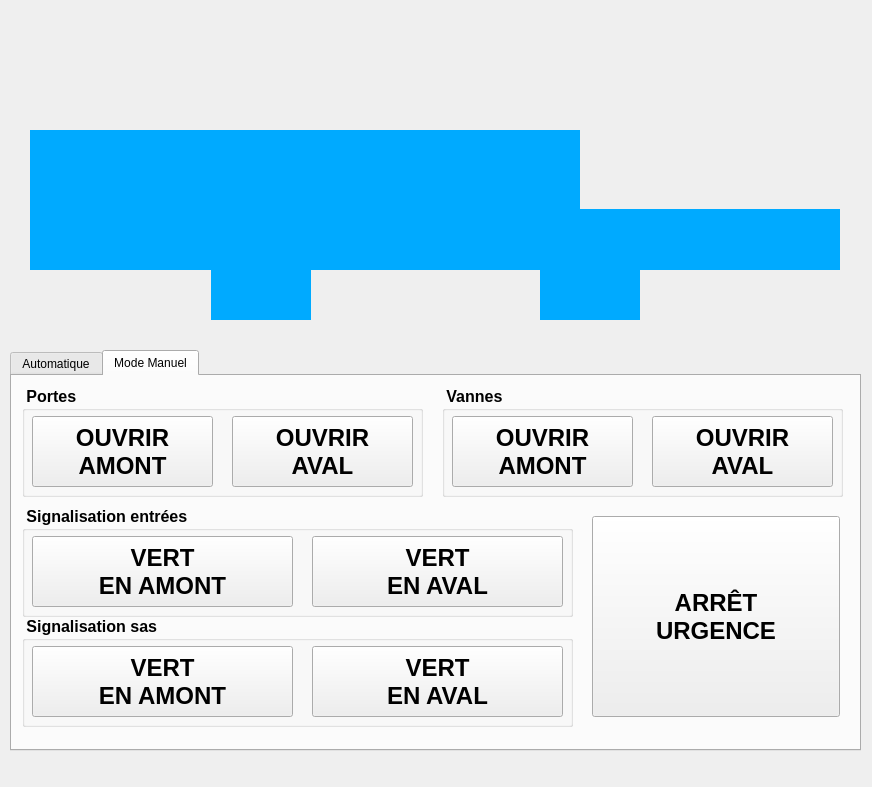
Old version of the form mainwindow.ui in the repository felsocim/Ecluse.
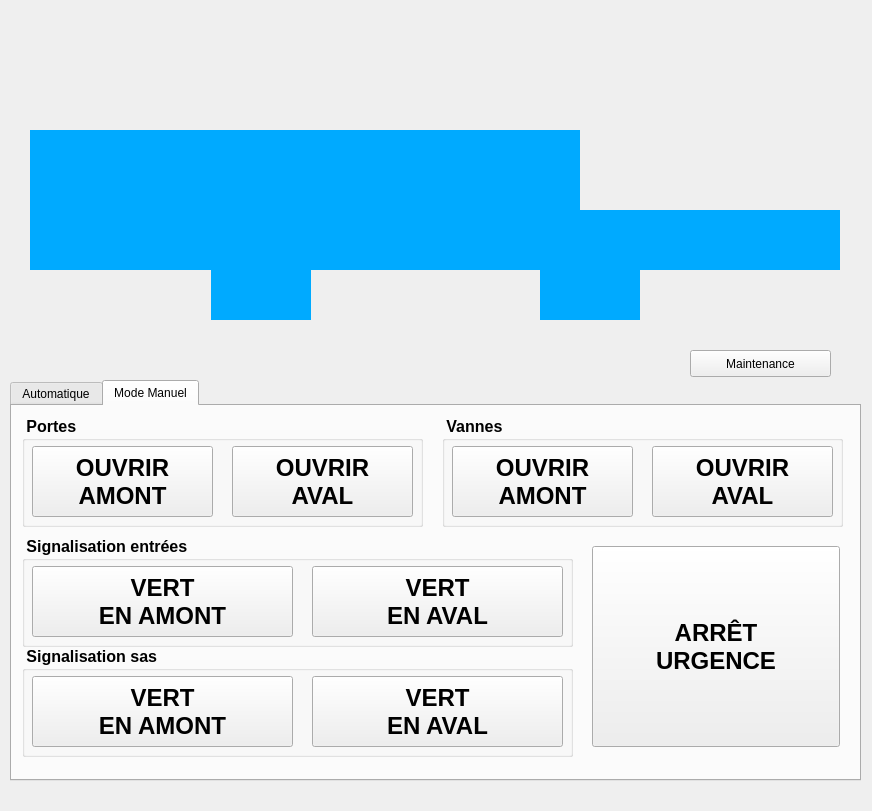
New version of the form. Icons and pictures are not drawn.

What changed in the file:
```diff
--- a/mainwindow.ui
+++ b/mainwindow.ui
@@ -7,7 +7,7 @@
     <x>0</x>
     <y>0</y>
     <width>872</width>
-    <height>787</height>
+    <height>811</height>
    </rect>
   </property>
   <property name="windowTitle">
@@ -21,7 +21,7 @@
     <property name="geometry">
      <rect>
       <x>10</x>
-      <y>350</y>
+      <y>380</y>
       <width>851</width>
       <height>401</height>
      </rect>
@@ -1297,10 +1297,10 @@
    <widget class="QLabel" name="aniNiveauAval">
     <property name="geometry">
      <rect>
-      <x>579</x>
-      <y>209</y>
-      <width>261</width>
-      <height>61</height>
+      <x>580</x>
+      <y>210</y>
+      <width>260</width>
+      <height>60</height>
      </rect>
     </property>
     <property name="styleSheet">
@@ -1636,6 +1636,19 @@
      <pixmap resource="resimages.qrc">:/EcluseAuto/fond.png</pixmap>
     </property>
    </widget>
+   <widget class="QPushButton" name="btnMaintenance">
+    <property name="geometry">
+     <rect>
+      <x>690</x>
+      <y>350</y>
+      <width>141</width>
+      <height>27</height>
+     </rect>
+    </property>
+    <property name="text">
+     <string>Maintenance</string>
+    </property>
+   </widget>
    <zorder>aniFond_5</zorder>
    <zorder>aniNavire</zorder>
    <zorder>aniNiveauAval</zorder>
```
Left out of the diff: 1 changed line with no effect on the pictures.
